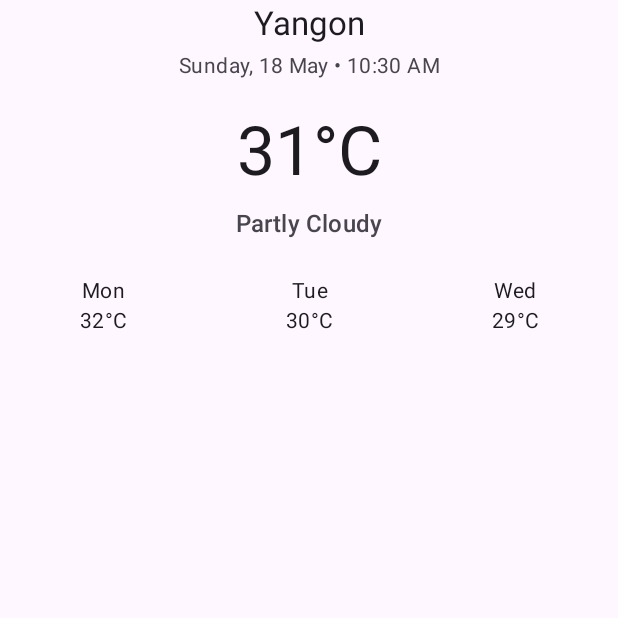
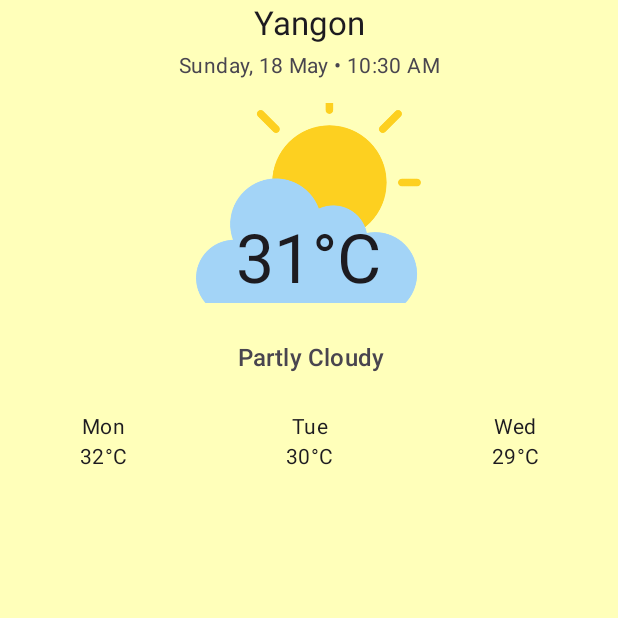
Before and after one commit to ThThit/WeatherApp_THT, an Android app: the screen it shows after launch (MainActivity), on a phone screen of 412 x 824 dp, the top half of it. Run offline under Robolectric (Android 15) with nearby library versions, the phone set to English and light mode, and no system bars.

Commit message:
Ui layout draft

```diff
--- a/app/src/main/res/layout/activity_main.xml
+++ b/app/src/main/res/layout/activity_main.xml
@@ -8,7 +8,7 @@
     android:layout_height="match_parent"
     android:padding="16dp"
     tools:context=".MainActivity"
-    android:background="?android:attr/colorBackground">
+    android:background="@color/soft_yellow">
 
     <!-- Location Name -->
     <TextView
@@ -36,37 +36,54 @@
         android:layout_marginTop="4dp"/>
 
     <!-- Temperature -->
+
+    <!-- Weather Description -->
+
+    <!-- Forecast Row -->
+
+    <ImageView
+        android:id="@+id/imageView"
+        android:layout_width="150dp"
+        android:layout_height="133dp"
+        android:layout_marginTop="16dp"
+        android:scaleType="centerCrop"
+        app:layout_constraintEnd_toEndOf="parent"
+        app:layout_constraintHorizontal_bias="0.498"
+        app:layout_constraintStart_toStartOf="parent"
+        app:layout_constraintTop_toBottomOf="@id/dateTimeText"
+        app:srcCompat="@drawable/cloudy" />
+
     <TextView
         android:id="@+id/temperatureText"
         android:layout_width="wrap_content"
         android:layout_height="wrap_content"
+        android:layout_marginTop="88dp"
         android:text="31°C"
         android:textAppearance="@style/TextAppearance.Material3.DisplayMedium"
         android:textColor="?android:textColorPrimary"
-        app:layout_constraintTop_toBottomOf="@id/dateTimeText"
+        app:layout_constraintEnd_toEndOf="parent"
+        app:layout_constraintHorizontal_bias="0.498"
         app:layout_constraintStart_toStartOf="parent"
-        app:layout_constraintEnd_toEndOf="parent"
-        android:layout_marginTop="16dp"/>
+        app:layout_constraintTop_toBottomOf="@id/dateTimeText" />
 
-    <!-- Weather Description -->
     <TextView
         android:id="@+id/weatherConditionText"
         android:layout_width="wrap_content"
         android:layout_height="wrap_content"
+        android:layout_marginTop="25dp"
         android:text="Partly Cloudy"
         android:textAppearance="@style/TextAppearance.Material3.TitleMedium"
         android:textColor="?android:textColorSecondary"
-        app:layout_constraintTop_toBottomOf="@id/temperatureText"
+        app:layout_constraintEnd_toEndOf="parent"
+        app:layout_constraintHorizontal_bias="0.505"
         app:layout_constraintStart_toStartOf="parent"
-        app:layout_constraintEnd_toEndOf="parent"
-        android:layout_marginTop="8dp"/>
+        app:layout_constraintTop_toBottomOf="@id/temperatureText" />
 
-    <!-- Forecast Row -->
     <androidx.constraintlayout.widget.ConstraintLayout
         android:id="@+id/forecastRow"
         android:layout_width="0dp"
         android:layout_height="wrap_content"
-        android:layout_marginTop="24dp"
+        android:layout_marginTop="25dp"
         app:layout_constraintTop_toBottomOf="@id/weatherConditionText"
         app:layout_constraintStart_toStartOf="parent"
         app:layout_constraintEnd_toEndOf="parent">
@@ -109,4 +126,7 @@
 
     </androidx.constraintlayout.widget.ConstraintLayout>
 
+
+
+
 </androidx.constraintlayout.widget.ConstraintLayout>
```
Also changed, not shown: app/src/main/res/values/colors.xml (+19 -0 lines), app/src/main/res/drawable/cloudy.png (added).
